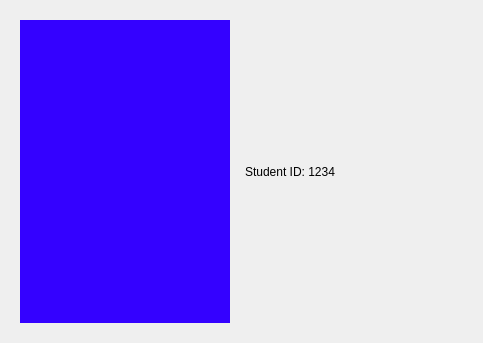
Aminka435/Interface-for-working-with-table-in-QT-Creator, file src/ex_modelview/aboutdialog.ui: the form before one commit.
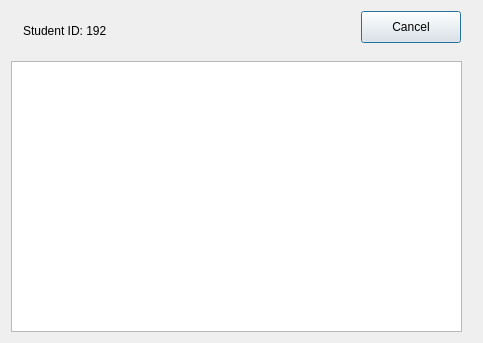
The form after the commit.

Patch:
```diff
--- a/src/ex_modelview/aboutdialog.ui
+++ b/src/ex_modelview/aboutdialog.ui
@@ -13,31 +13,45 @@
   <property name="windowTitle">
    <string>Dialog</string>
   </property>
-  <layout class="QHBoxLayout" name="horizontalLayout">
-   <item>
+  <layout class="QGridLayout" name="gridLayout">
+   <item row="0" column="0">
     <widget class="QWidget" name="widget" native="true">
-     <layout class="QHBoxLayout" name="horizontalLayout_2">
-      <item>
-       <widget class="QLabel" name="label_2">
-        <property name="autoFillBackground">
-         <bool>false</bool>
-        </property>
-        <property name="styleSheet">
-         <string notr="true">background-color: rgb(52, 1, 255)</string>
-        </property>
-        <property name="text">
-         <string/>
-        </property>
-       </widget>
-      </item>
-     </layout>
-    </widget>
-   </item>
-   <item>
-    <widget class="QLabel" name="label">
-     <property name="text">
-      <string>Student ID: 1234</string>
-     </property>
+     <widget class="QLabel" name="label">
+      <property name="geometry">
+       <rect>
+        <x>12</x>
+        <y>12</y>
+        <width>93</width>
+        <height>16</height>
+       </rect>
+      </property>
+      <property name="text">
+       <string>Student ID: 192</string>
+      </property>
+     </widget>
+     <widget class="QPushButton" name="cancelButton">
+      <property name="geometry">
+       <rect>
+        <x>350</x>
+        <y>0</y>
+        <width>100</width>
+        <height>32</height>
+       </rect>
+      </property>
+      <property name="text">
+       <string>Cancel</string>
+      </property>
+     </widget>
+     <widget class="QGraphicsView" name="graphicsView">
+      <property name="geometry">
+       <rect>
+        <x>0</x>
+        <y>50</y>
+        <width>451</width>
+        <height>271</height>
+       </rect>
+      </property>
+     </widget>
     </widget>
    </item>
   </layout>
```
